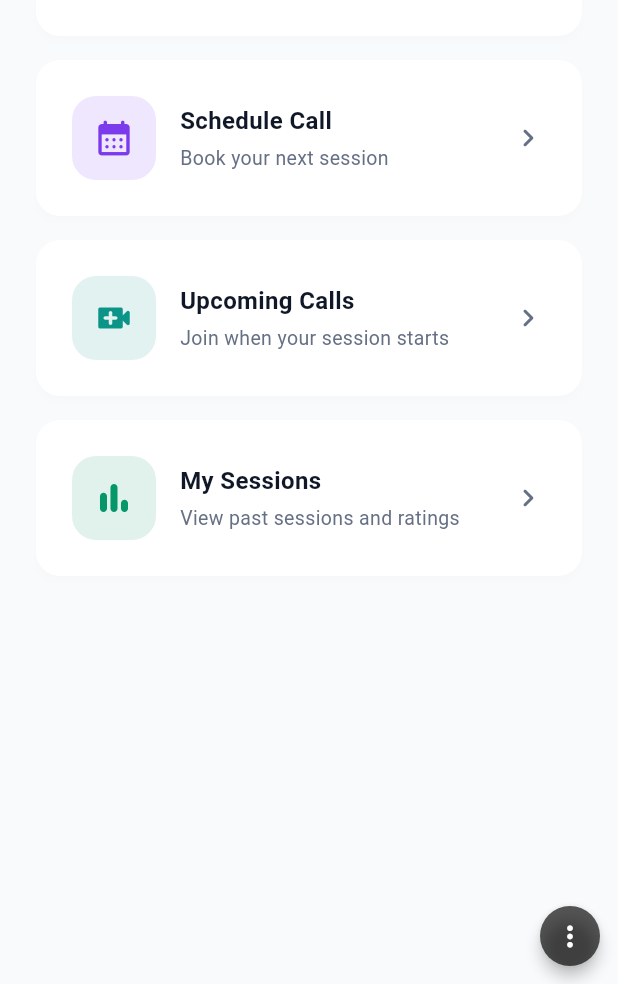
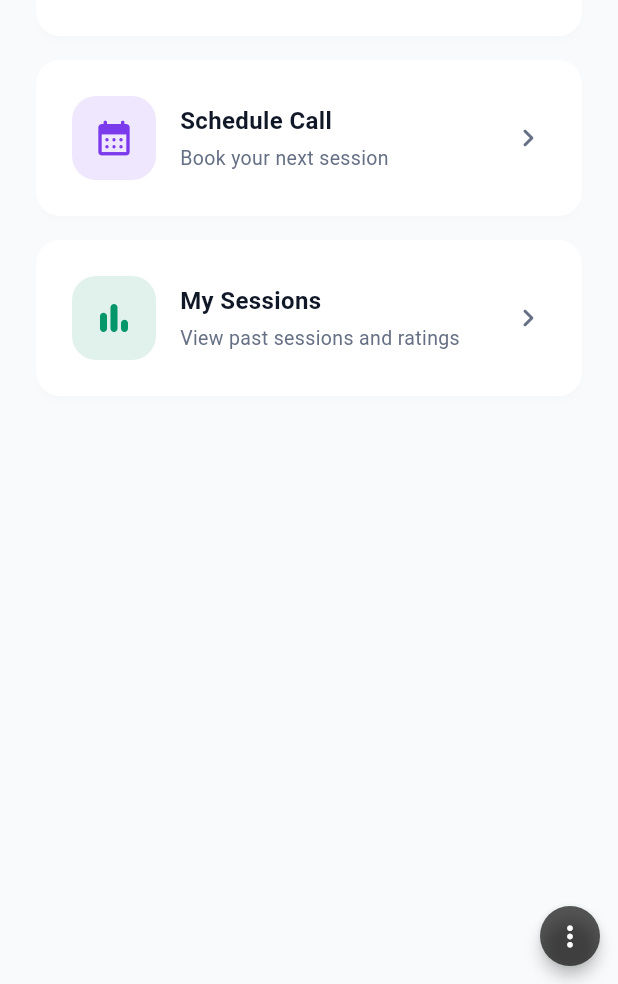
Before and after one commit to utgupta27/wtf_flutter_test, a Flutter app: the HomeScreen screen opened by its route, on a phone screen of 412 x 824 dp, the part 252-1236 px from its top. Run offline on Flutter 3.47's test engine with Material 3 defaults, Android fonts, the phone set to English and light mode, and no system bars; our stand-ins replace equatable, flutter_riverpod, go_router, hive_flutter, image_picker, package_info_plus and 1 more; missing offline and left inert: hmssdk_flutter; accounts and stored records are empty; generated files the repository leaves out were written again; network calls fail.

Commit message:
refactor: remove upcoming calls section from home screen
- Deleted the conditional rendering for the upcoming calls section in the HomeScreen widget, streamlining the UI.
- This change simplifies the layout by removing unnecessary elements when there are no upcoming calls.

```diff
--- a/guru_app/lib/features/home/home_screen.dart
+++ b/guru_app/lib/features/home/home_screen.dart
@@ -80,16 +80,6 @@ class HomeScreen extends ConsumerWidget {
                   context.push('/schedule');
                 },
               ),
-            if (!hasUpcoming) ...[
-              const SizedBox(height: 16),
-              const HomeActionCard(
-                icon: Icons.video_call_rounded,
-                title: 'Upcoming Calls',
-                subtitle: 'Join when your session starts',
-                route: '/upcoming',
-                color: Color(0xFF0D9488),
-              ),
-            ],
             const SizedBox(height: 16),
             const HomeActionCard(
               icon: Icons.bar_chart_rounded,
```
